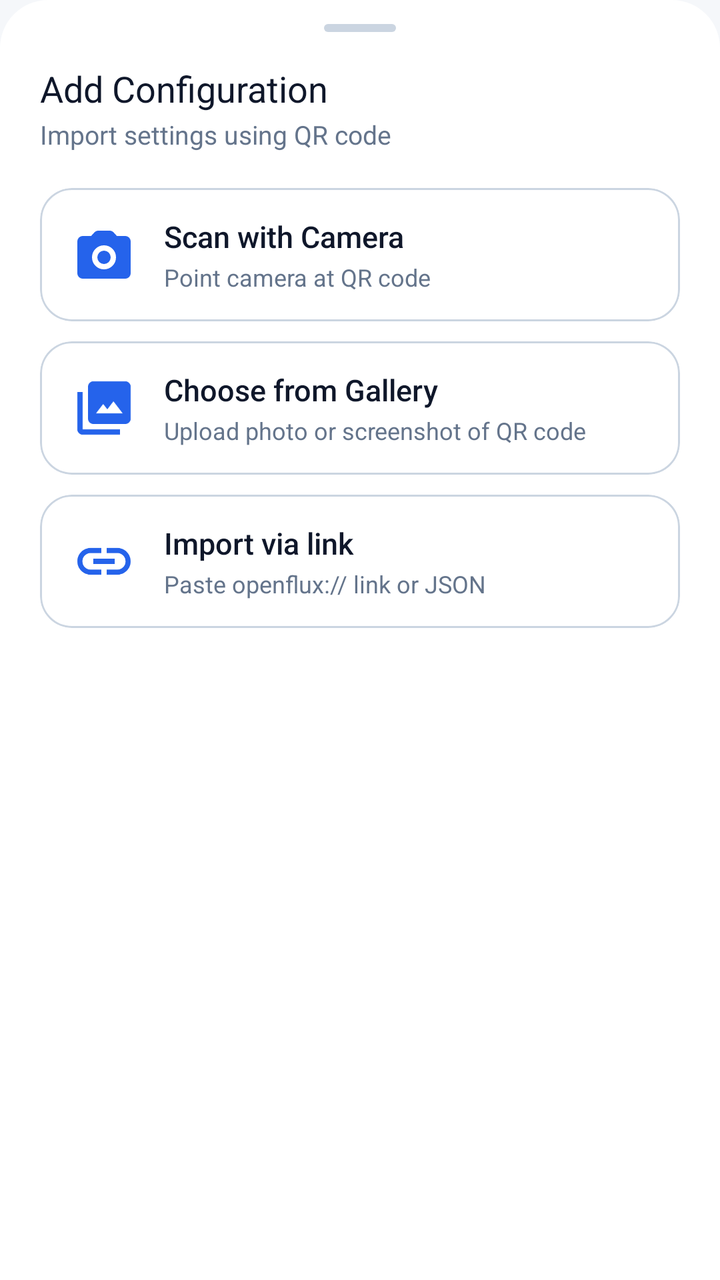
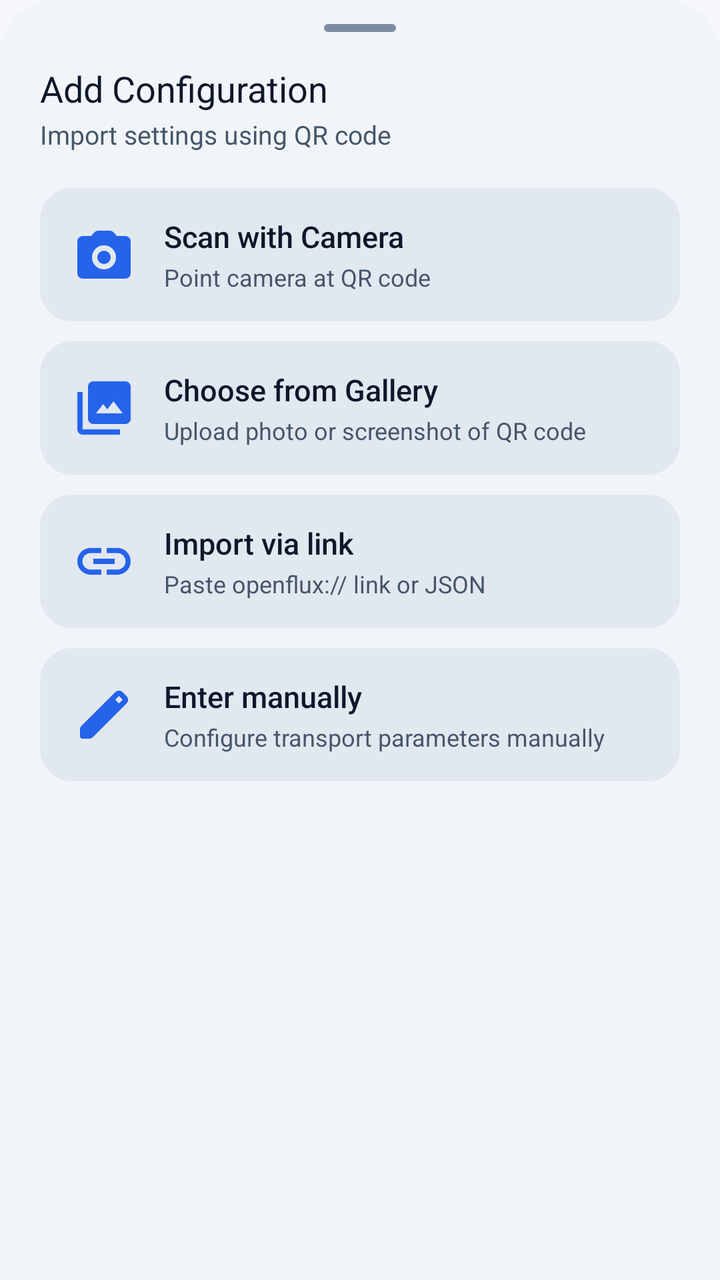

An Android layout rendered at two revisions. The XML below is the earlier revision; the diff shows what the commit changed to produce the second picture.
<!-- AndroidManifest.xml: application theme Theme.SoxMax -->
<!-- res/layout/bottom_sheet_add_qr.xml -->
<?xml version="1.0" encoding="utf-8"?>
<LinearLayout xmlns:android="http://schemas.android.com/apk/res/android"
    xmlns:app="http://schemas.android.com/apk/res-auto"
    android:layout_width="match_parent"
    android:layout_height="wrap_content"
    android:orientation="vertical"
    android:background="@drawable/bg_bottom_sheet"
    android:paddingHorizontal="20dp"
    android:paddingTop="12dp"
    android:paddingBottom="28dp">

    
    <View
        android:layout_width="36dp"
        android:layout_height="4dp"
        android:layout_gravity="center_horizontal"
        android:background="@drawable/bg_drag_handle"
        android:layout_marginBottom="16dp" />

    <TextView
        android:layout_width="match_parent"
        android:layout_height="wrap_content"
        android:text="@string/add_config_title"
        android:textColor="@color/text_primary"
        android:textSize="18sp"
        android:fontFamily="sans-serif-bold" />

    <TextView
        android:layout_width="match_parent"
        android:layout_height="wrap_content"
        android:layout_marginTop="2dp"
        android:layout_marginBottom="18dp"
        android:text="@string/add_config_subtitle"
        android:textColor="@color/text_secondary"
        android:textSize="13sp" />

    
    <com.google.android.material.card.MaterialCardView
        android:id="@+id/option_scan_camera"
        android:layout_width="match_parent"
        android:layout_height="wrap_content"
        android:clickable="true"
        android:focusable="true"
        app:cardBackgroundColor="@color/bg_card"
        app:cardCornerRadius="16dp"
        app:cardElevation="0dp"
        app:strokeColor="@color/bg_card_stroke"
        app:strokeWidth="1dp">

        <LinearLayout
            android:layout_width="match_parent"
            android:layout_height="wrap_content"
            android:orientation="horizontal"
            android:gravity="center_vertical"
            android:paddingHorizontal="16dp"
            android:paddingVertical="14dp">

            <ImageView
                android:layout_width="32dp"
                android:layout_height="32dp"
                android:src="@drawable/ic_camera"
                app:tint="@color/accent_blue"
                android:contentDescription="@null" />

            <LinearLayout
                android:layout_width="0dp"
                android:layout_height="wrap_content"
                android:layout_weight="1"
                android:layout_marginStart="14dp"
                android:orientation="vertical">

                <TextView
                    android:layout_width="wrap_content"
                    android:layout_height="wrap_content"
                    android:text="@string/scan_with_camera"
                    android:textColor="@color/text_primary"
                    android:textSize="15sp"
                    android:fontFamily="sans-serif-medium" />

                <TextView
                    android:layout_width="wrap_content"
                    android:layout_height="wrap_content"
                    android:layout_marginTop="2dp"
                    android:text="@string/scan_with_camera_desc"
                    android:textColor="@color/text_secondary"
                    android:textSize="12sp" />

            </LinearLayout>

        </LinearLayout>

    </com.google.android.material.card.MaterialCardView>

    
    <com.google.android.material.card.MaterialCardView
        android:id="@+id/option_pick_gallery"
        android:layout_width="match_parent"
        android:layout_height="wrap_content"
        android:layout_marginTop="10dp"
        android:clickable="true"
        android:focusable="true"
        app:cardBackgroundColor="@color/bg_card"
        app:cardCornerRadius="16dp"
        app:cardElevation="0dp"
        app:strokeColor="@color/bg_card_stroke"
        app:strokeWidth="1dp">

        <LinearLayout
            android:layout_width="match_parent"
            android:layout_height="wrap_content"
            android:orientation="horizontal"
            android:gravity="center_vertical"
            android:paddingHorizontal="16dp"
            android:paddingVertical="14dp">

            <ImageView
                android:layout_width="32dp"
                android:layout_height="32dp"
                android:src="@drawable/ic_gallery"
                app:tint="@color/accent_blue"
                android:contentDescription="@null" />

            <LinearLayout
                android:layout_width="0dp"
                android:layout_height="wrap_content"
                android:layout_weight="1"
                android:layout_marginStart="14dp"
                android:orientation="vertical">

                <TextView
                    android:layout_width="wrap_content"
                    android:layout_height="wrap_content"
                    android:text="@string/pick_from_gallery"
                    android:textColor="@color/text_primary"
                    android:textSize="15sp"
                    android:fontFamily="sans-serif-medium" />

                <TextView
                    android:layout_width="wrap_content"
                    android:layout_height="wrap_content"
                    android:layout_marginTop="2dp"
                    android:text="@string/pick_from_gallery_desc"
                    android:textColor="@color/text_secondary"
                    android:textSize="12sp" />

            </LinearLayout>

        </LinearLayout>

    </com.google.android.material.card.MaterialCardView>

    
    <com.google.android.material.card.MaterialCardView
        android:id="@+id/option_import_link"
        android:layout_width="match_parent"
        android:layout_height="wrap_content"
        android:layout_marginTop="10dp"
        android:clickable="true"
        android:focusable="true"
        app:cardBackgroundColor="@color/bg_card"
        app:cardCornerRadius="16dp"
        app:cardElevation="0dp"
        app:strokeColor="@color/bg_card_stroke"
        app:strokeWidth="1dp">

        <LinearLayout
            android:layout_width="match_parent"
            android:layout_height="wrap_content"
            android:orientation="horizontal"
            android:gravity="center_vertical"
            android:paddingHorizontal="16dp"
            android:paddingVertical="14dp">

            <ImageView
                android:layout_width="32dp"
                android:layout_height="32dp"
                android:src="@drawable/ic_link"
                app:tint="@color/accent_blue"
                android:contentDescription="@null" />

            <LinearLayout
                android:layout_width="0dp"
                android:layout_height="wrap_content"
                android:layout_weight="1"
                android:layout_marginStart="14dp"
                android:orientation="vertical">

                <TextView
                    android:layout_width="wrap_content"
                    android:layout_height="wrap_content"
                    android:text="@string/import_from_link"
                    android:textColor="@color/text_primary"
                    android:textSize="15sp"
                    android:fontFamily="sans-serif-medium" />

                <TextView
                    android:layout_width="wrap_content"
                    android:layout_height="wrap_content"
                    android:layout_marginTop="2dp"
                    android:text="@string/import_from_link_desc"
                    android:textColor="@color/text_secondary"
                    android:textSize="12sp" />

            </LinearLayout>

        </LinearLayout>

    </com.google.android.material.card.MaterialCardView>

</LinearLayout>
<!-- resources referenced by this layout -->
<resources>
  <color name="accent_blue">#2563EB</color>
  <color name="bg_card">#FFFFFF</color>
  <color name="bg_card_stroke">#CBD5E1</color>
  <color name="text_primary">#0F172A</color>
  <color name="text_secondary">#64748B</color>
  <!-- drawable bg_bottom_sheet (drawable) -->
  <?xml version="1.0" encoding="utf-8"?>
  <shape xmlns:android="http://schemas.android.com/apk/res/android"
      android:shape="rectangle">
      <solid android:color="@color/bg_card" />
      <corners
          android:topLeftRadius="24dp"
          android:topRightRadius="24dp" />
  </shape>
  <!-- drawable bg_drag_handle (drawable) -->
  <?xml version="1.0" encoding="utf-8"?>
  <shape xmlns:android="http://schemas.android.com/apk/res/android"
      android:shape="rectangle">
      <solid android:color="@color/bg_card_stroke" />
      <corners android:radius="4dp" />
  </shape>
  <style name="Theme.SoxMax" parent="Theme.Material3.DayNight.NoActionBar">
          <item name="colorPrimary">@color/accent_blue</item>
          <item name="colorOnPrimary">@android:color/white</item>
          <item name="android:windowBackground">@color/bg_deep</item>
          <item name="android:statusBarColor" tools:targetApi="l">@android:color/transparent</item>
          <item name="android:navigationBarColor" tools:targetApi="l">@android:color/transparent</item>
          <item name="android:windowLightStatusBar" tools:targetApi="m">?attr/isLightTheme</item>
          <item name="android:windowLightNavigationBar" tools:targetApi="o_mr1">?attr/isLightTheme</item>
          <item name="materialSwitchStyle">@style/Widget.Fluxon.Switch</item>
      </style>
  <!-- unchanged entries left out for length: 13 -->
</resources>

<!-- the commit's change to res/layout/bottom_sheet_add_qr.xml (unified diff, before → after) -->
@@ -41,10 +41,10 @@
         android:layout_height="wrap_content"
         android:clickable="true"
         android:focusable="true"
-        app:cardBackgroundColor="@color/bg_card"
-        app:cardCornerRadius="16dp"
-        app:cardElevation="0dp"
-        app:strokeColor="@color/bg_card_stroke"
+        app:cardBackgroundColor="@color/m3_surface_container"
+        app:cardCornerRadius="16dp"
+        app:cardElevation="0dp"
+        app:strokeColor="@color/m3_outline_variant"
         app:strokeWidth="1dp">
 
         <LinearLayout
@@ -59,7 +59,7 @@
                 android:layout_width="32dp"
                 android:layout_height="32dp"
                 android:src="@drawable/ic_camera"
-                app:tint="@color/accent_blue"
+                app:tint="@color/m3_primary"
                 android:contentDescription="@null" />
 
             <LinearLayout
@@ -99,10 +99,10 @@
         android:layout_marginTop="10dp"
         android:clickable="true"
         android:focusable="true"
-        app:cardBackgroundColor="@color/bg_card"
-        app:cardCornerRadius="16dp"
-        app:cardElevation="0dp"
-        app:strokeColor="@color/bg_card_stroke"
+        app:cardBackgroundColor="@color/m3_surface_container"
+        app:cardCornerRadius="16dp"
+        app:cardElevation="0dp"
+        app:strokeColor="@color/m3_outline_variant"
         app:strokeWidth="1dp">
 
         <LinearLayout
@@ -117,7 +117,7 @@
                 android:layout_width="32dp"
                 android:layout_height="32dp"
                 android:src="@drawable/ic_gallery"
-                app:tint="@color/accent_blue"
+                app:tint="@color/m3_primary"
                 android:contentDescription="@null" />
 
             <LinearLayout
@@ -157,10 +157,10 @@
         android:layout_marginTop="10dp"
         android:clickable="true"
         android:focusable="true"
-        app:cardBackgroundColor="@color/bg_card"
-        app:cardCornerRadius="16dp"
-        app:cardElevation="0dp"
-        app:strokeColor="@color/bg_card_stroke"
+        app:cardBackgroundColor="@color/m3_surface_container"
+        app:cardCornerRadius="16dp"
+        app:cardElevation="0dp"
+        app:strokeColor="@color/m3_outline_variant"
         app:strokeWidth="1dp">
 
         <LinearLayout
@@ -175,7 +175,7 @@
                 android:layout_width="32dp"
                 android:layout_height="32dp"
                 android:src="@drawable/ic_link"
-                app:tint="@color/accent_blue"
+                app:tint="@color/m3_primary"
                 android:contentDescription="@null" />
 
             <LinearLayout
@@ -207,4 +207,62 @@
 
     </com.google.android.material.card.MaterialCardView>
 
+    
+    <com.google.android.material.card.MaterialCardView
+        android:id="@+id/option_manual"
+        android:layout_width="match_parent"
+        android:layout_height="wrap_content"
+        android:layout_marginTop="10dp"
+        android:clickable="true"
+        android:focusable="true"
+        app:cardBackgroundColor="@color/m3_surface_container"
+        app:cardCornerRadius="16dp"
+        app:cardElevation="0dp"
+        app:strokeColor="@color/m3_outline_variant"
+        app:strokeWidth="1dp">
+
+        <LinearLayout
+            android:layout_width="match_parent"
+            android:layout_height="wrap_content"
+            android:orientation="horizontal"
+            android:gravity="center_vertical"
+            android:paddingHorizontal="16dp"
+            android:paddingVertical="14dp">
+
+            <ImageView
+                android:layout_width="32dp"
+                android:layout_height="32dp"
+                android:src="@drawable/ic_edit"
+                app:tint="@color/m3_primary"
+                android:contentDescription="@null" />
+
+            <LinearLayout
+                android:layout_width="0dp"
+                android:layout_height="wrap_content"
+                android:layout_weight="1"
+                android:layout_marginStart="14dp"
+                android:orientation="vertical">
+
+                <TextView
+                    android:layout_width="wrap_content"
+                    android:layout_height="wrap_content"
+                    android:text="@string/enter_manually"
+                    android:textColor="@color/text_primary"
+                    android:textSize="15sp"
+                    android:fontFamily="sans-serif-medium" />
+
+                <TextView
+                    android:layout_width="wrap_content"
+                    android:layout_height="wrap_content"
+                    android:layout_marginTop="2dp"
+                    android:text="@string/add_manual_desc"
+                    android:textColor="@color/text_secondary"
+                    android:textSize="12sp" />
+
+            </LinearLayout>
+
+        </LinearLayout>
+
+    </com.google.android.material.card.MaterialCardView>
+
 </LinearLayout>
<!-- resource entries referenced after the edit -->
@@ -1,35 +1,135 @@
 <!-- resources referenced by this layout -->
 <resources>
-  <color name="accent_blue">#2563EB</color>
-  <color name="bg_card">#FFFFFF</color>
-  <color name="bg_card_stroke">#CBD5E1</color>
-  <color name="text_primary">#0F172A</color>
-  <color name="text_secondary">#64748B</color>
+  <color name="m3_outline_variant">#E2E8F0</color>
+  <color name="m3_primary">#2563EB</color>
+  <color name="m3_surface_container">#E2E8F0</color>
+  <color name="text_primary">@color/m3_on_surface</color>
+  <color name="text_secondary">@color/m3_on_surface_variant</color>
   <!-- drawable bg_bottom_sheet (drawable) -->
   <?xml version="1.0" encoding="utf-8"?>
   <shape xmlns:android="http://schemas.android.com/apk/res/android"
       android:shape="rectangle">
-      <solid android:color="@color/bg_card" />
+      <solid android:color="@color/m3_surface_container_low" />
       <corners
-          android:topLeftRadius="24dp"
-          android:topRightRadius="24dp" />
+          android:topLeftRadius="28dp"
+          android:topRightRadius="28dp" />
   </shape>
   <!-- drawable bg_drag_handle (drawable) -->
   <?xml version="1.0" encoding="utf-8"?>
   <shape xmlns:android="http://schemas.android.com/apk/res/android"
       android:shape="rectangle">
-      <solid android:color="@color/bg_card_stroke" />
-      <corners android:radius="4dp" />
+      <solid android:color="@color/m3_outline" />
+      <size
+          android:width="32dp"
+          android:height="4dp" />
+      <corners android:radius="2dp" />
   </shape>
+  <!-- drawable ic_edit (drawable) -->
+  <vector xmlns:android="http://schemas.android.com/apk/res/android"
+      android:width="24dp"
+      android:height="24dp"
+      android:viewportWidth="24"
+      android:viewportHeight="24">
+      <path
+          android:fillColor="#FFFFFFFF"
+          android:pathData="M4 21q-.425 0-.712-.288T3 20v-2.425q0-.4.15-.763t.425-.637L16.2 3.575q.3-.275.663-.425t.762-.15t.775.15t.65.45L20.425 5q.3.275.437.65T21 6.4q0 .4-.138.763t-.437.662l-12.6 12.6q-.275.275-.638.425t-.762.15zM17.6 7.8L19 6.4L17.6 5l-1.4 1.4z" />
+  </vector>
+  <string name="add_manual_desc">Configure transport parameters manually</string>
+  <string name="enter_manually">Enter manually</string>
   <style name="Theme.SoxMax" parent="Theme.Material3.DayNight.NoActionBar">
-          <item name="colorPrimary">@color/accent_blue</item>
-          <item name="colorOnPrimary">@android:color/white</item>
+          
+          <item name="colorPrimary">@color/m3_primary</item>
+          <item name="colorOnPrimary">@color/m3_on_primary</item>
+          <item name="colorPrimaryContainer">@color/m3_primary_container</item>
+          <item name="colorOnPrimaryContainer">@color/m3_on_primary_container</item>
+  
+          
+          <item name="colorSecondary">@color/m3_secondary</item>
+          <item name="colorOnSecondary">@color/m3_on_secondary</item>
+          <item name="colorSecondaryContainer">@color/m3_secondary_container</item>
+          <item name="colorOnSecondaryContainer">@color/m3_on_secondary_container</item>
+  
+          
+          <item name="colorTertiary">@color/m3_tertiary</item>
+          <item name="colorOnTertiary">@color/m3_on_tertiary</item>
+          <item name="colorTertiaryContainer">@color/m3_tertiary_container</item>
+          <item name="colorOnTertiaryContainer">@color/m3_on_tertiary_container</item>
+  
+          
+          <item name="colorError">@color/m3_error</item>
+          <item name="colorOnError">@color/m3_on_error</item>
+          <item name="colorErrorContainer">@color/m3_error_container</item>
+          <item name="colorOnErrorContainer">@color/m3_on_error_container</item>
+  
+          
+          <item name="colorSurface">@color/m3_surface</item>
+          <item name="colorOnSurface">@color/m3_on_surface</item>
+          <item name="colorOnSurfaceVariant">@color/m3_on_surface_variant</item>
+          <item name="colorSurfaceContainerLowest">@color/m3_surface_container_lowest</item>
+          <item name="colorSurfaceContainerLow">@color/m3_surface_container_low</item>
+          <item name="colorSurfaceContainer">@color/m3_surface_container</item>
+          <item name="colorSurfaceContainerHigh">@color/m3_surface_container_high</item>
+          <item name="colorSurfaceContainerHighest">@color/m3_surface_container_highest</item>
+          <item name="colorOutline">@color/m3_outline</item>
+          <item name="colorOutlineVariant">@color/m3_outline_variant</item>
+  
+          
           <item name="android:windowBackground">@color/bg_deep</item>
           <item name="android:statusBarColor" tools:targetApi="l">@android:color/transparent</item>
           <item name="android:navigationBarColor" tools:targetApi="l">@android:color/transparent</item>
           <item name="android:windowLightStatusBar" tools:targetApi="m">?attr/isLightTheme</item>
           <item name="android:windowLightNavigationBar" tools:targetApi="o_mr1">?attr/isLightTheme</item>
+  
+          
           <item name="materialSwitchStyle">@style/Widget.Fluxon.Switch</item>
+          <item name="bottomSheetDialogTheme">@style/ThemeOverlay.Fluxon.BottomSheetDialog</item>
+          <item name="materialAlertDialogTheme">@style/ThemeOverlay.Fluxon.MaterialAlertDialog</item>
+      </style>
+  <color name="m3_on_surface">#0F172A</color>
+  <color name="m3_on_surface_variant">#475569</color>
+  <color name="m3_surface_container_low">#F1F5F9</color>
+  <color name="m3_outline">#7C8BA0</color>
+  <color name="m3_on_primary">#FFFFFF</color>
+  <color name="m3_primary_container">#DBEAFE</color>
+  <color name="m3_on_primary_container">#1E40AF</color>
+  <color name="m3_secondary">#475569</color>
+  <color name="m3_on_secondary">#FFFFFF</color>
+  <color name="m3_secondary_container">#E2E8F0</color>
+  <color name="m3_on_secondary_container">#1E293B</color>
+  <color name="m3_tertiary">#7C3AED</color>
+  <color name="m3_on_tertiary">#FFFFFF</color>
+  <color name="m3_tertiary_container">#EDE9FE</color>
+  <color name="m3_on_tertiary_container">#4C1D95</color>
+  <color name="m3_error">#DC2626</color>
+  <color name="m3_on_error">#FFFFFF</color>
+  <color name="m3_error_container">#FEE2E2</color>
+  <color name="m3_on_error_container">#991B1B</color>
+  <color name="m3_surface">#F8FAFC</color>
+  <color name="m3_surface_container_lowest">#FFFFFF</color>
+  <color name="m3_surface_container_high">#CBD5E1</color>
+  <color name="m3_surface_container_highest">#94A3B8</color>
+  <style name="ThemeOverlay.Fluxon.BottomSheetDialog" parent="ThemeOverlay.Material3.BottomSheetDialog">
+          <item name="bottomSheetStyle">@style/Widget.Fluxon.BottomSheet.Modal</item>
+          <item name="android:windowIsFloating">false</item>
+          <item name="android:statusBarColor">@android:color/transparent</item>
+          <item name="android:navigationBarColor">@android:color/transparent</item>
+      </style>
+  <style name="ThemeOverlay.Fluxon.MaterialAlertDialog" parent="ThemeOverlay.Material3.MaterialAlertDialog">
+          <item name="colorSurface">@color/m3_surface_container_low</item>
+          <item name="shapeAppearance">@style/ShapeAppearance.Fluxon.Dialog</item>
+      </style>
+  <style name="Widget.Fluxon.BottomSheet.Modal" parent="Widget.Material3.BottomSheet.Modal">
+          <item name="backgroundTint">@color/m3_surface_container_low</item>
+          <item name="shapeAppearance">@style/ShapeAppearance.Fluxon.BottomSheet</item>
+      </style>
+  <style name="ShapeAppearance.Fluxon.Dialog" parent="ShapeAppearance.Material3.Corner.ExtraLarge">
+          <item name="cornerSize">20dp</item>
+      </style>
+  <style name="ShapeAppearance.Fluxon.BottomSheet" parent="ShapeAppearance.Material3.Corner.Large">
+          <item name="cornerSizeTopLeft">28dp</item>
+          <item name="cornerSizeTopRight">28dp</item>
+          <item name="cornerSizeBottomLeft">0dp</item>
+          <item name="cornerSizeBottomRight">0dp</item>
       </style>
   <!-- unchanged entries left out for length: 13 -->
 </resources>
